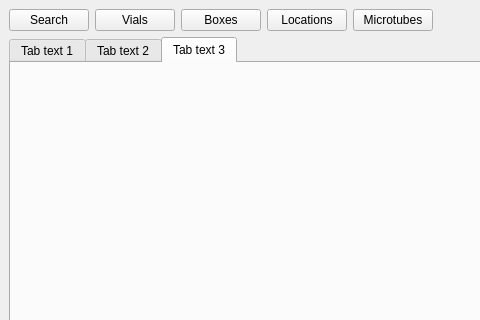
Above: frontend/module_window_template.ui from dahlbma/cello before the change; both pictures show x 0 to 480 and y 0 to 320 of the 1257 by 810 pixel window. Below: the same form after it.
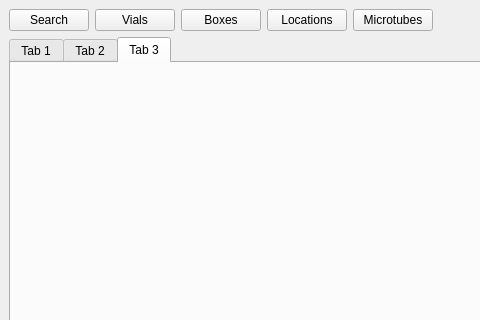
That is the form after the change. The open tabs and pages were chosen to show the change.

Commit message: most of the ui is done, preliminarily

```diff
--- a/frontend/module_window_template.ui
+++ b/frontend/module_window_template.ui
@@ -72,17 +72,17 @@
         </property>
         <widget class="QWidget" name="tab_1">
          <attribute name="title">
-          <string>Tab text 1</string>
+          <string>Tab 1</string>
          </attribute>
         </widget>
         <widget class="QWidget" name="tab_2">
          <attribute name="title">
-          <string>Tab text 2</string>
+          <string>Tab 2</string>
          </attribute>
         </widget>
         <widget class="QWidget" name="tab_3">
          <attribute name="title">
-          <string>Tab text 3</string>
+          <string>Tab 3</string>
          </attribute>
         </widget>
        </widget>
```
Left out of the diff: 5 changed lines with no effect on the pictures. The commit also changes 6 other files.
